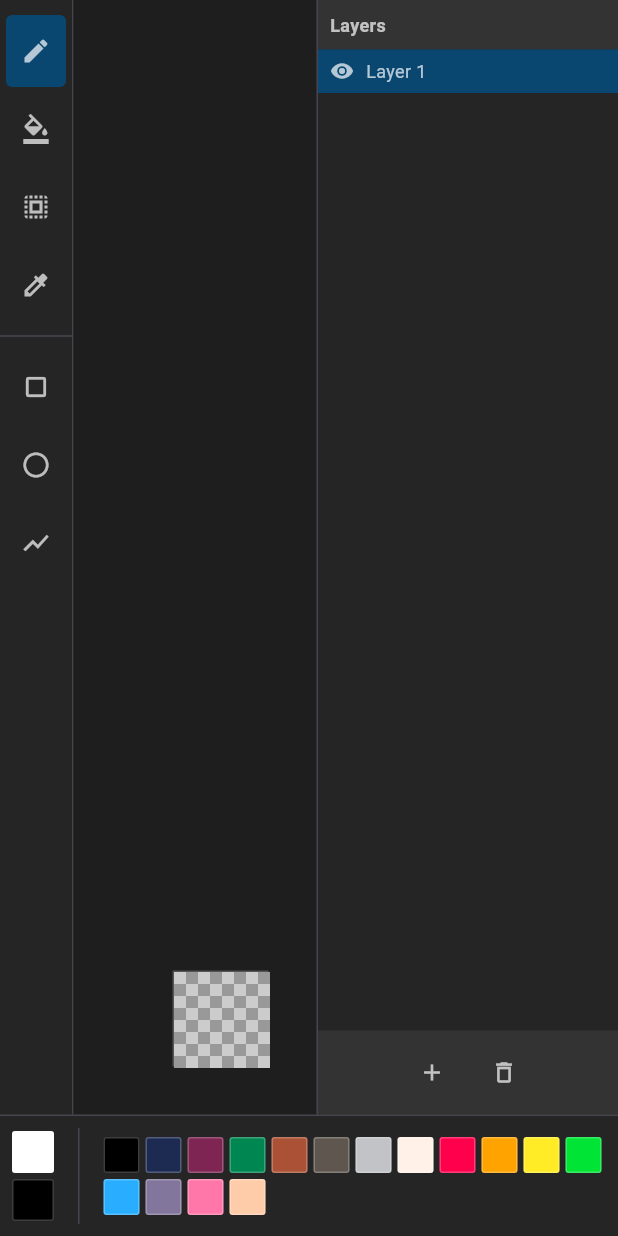
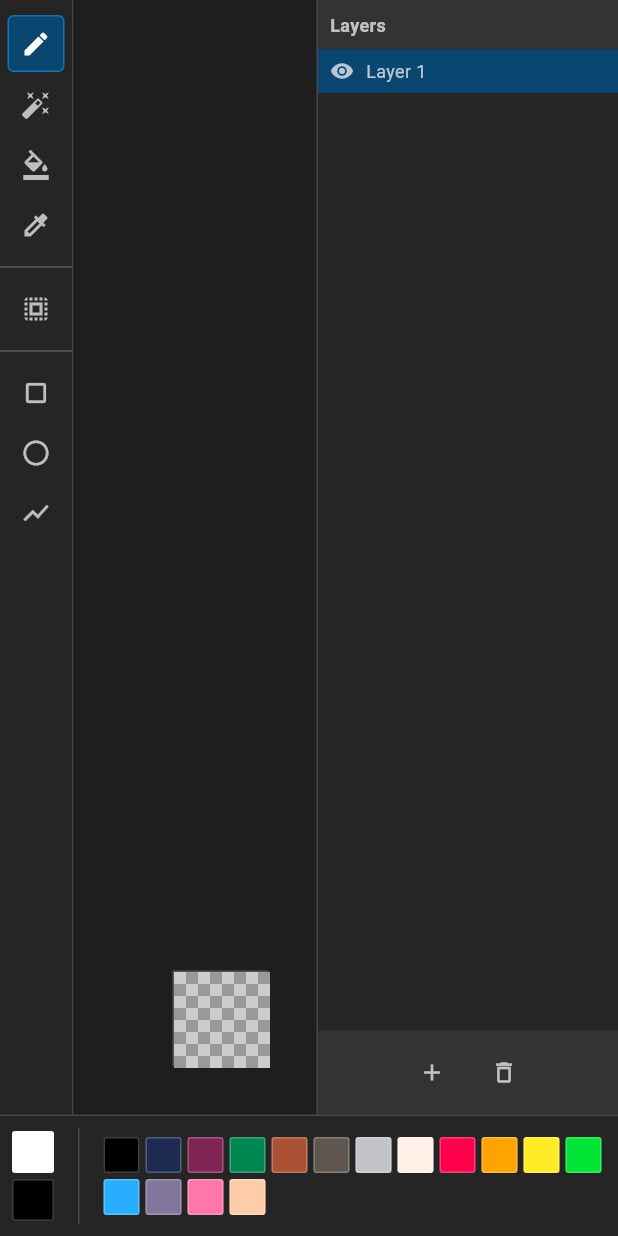
Before and after one commit to johann-taberlet/pixelforge, a Flutter app: the screen it shows after launch, after a tap on the "edit" icon, on a phone screen of 412 x 824 dp. Run offline on Flutter 3.47's test engine with Material 3 defaults, Android fonts, the phone set to English and light mode, and no system bars; missing offline and left inert: dart:js_interop.

Commit message:
feat: Wire toolbar to tool selection
- Add ToolType enum to EditorState with pencil, eraser, fill, colorPicker,
  selection, rectangle, ellipse, and line tools
- Add activeTool getter and setActiveTool() method to EditorState
- Update ToolbarPanel to use Provider/Consumer for reactive updates
- Wire toolbar buttons to call setActiveTool() on tap
- Visual feedback: selected tool has highlighted background and border

```diff
--- a/lib/state/editor_state.dart
+++ b/lib/state/editor_state.dart
@@ -5,6 +5,18 @@ import '../core/document/document.dart';
 /// Editor state managed by Provider.
 ///
 /// Contains the active sprite, current frame/layer selection, and view state.
+/// Available tool types in the editor.
+enum ToolType {
+  pencil,
+  eraser,
+  fill,
+  colorPicker,
+  selection,
+  rectangle,
+  ellipse,
+  line,
+}
+
 class EditorState extends ChangeNotifier {
   Sprite? _sprite;
   int _currentLayerIndex = 0;
@@ -12,6 +24,7 @@ class EditorState extends ChangeNotifier {
   double _zoom = 1.0;
   double _panX = 0.0;
   double _panY = 0.0;
+  ToolType _activeTool = ToolType.pencil;
 
   /// The active sprite document.
   Sprite? get sprite => _sprite;
@@ -30,6 +43,16 @@ class EditorState extends ChangeNotifier {
 
   /// Vertical pan offset.
   double get panY => _panY;
+
+  /// Currently active tool.
+  ToolType get activeTool => _activeTool;
+
+  /// Sets the active tool.
+  void setActiveTool(ToolType tool) {
+    if (_activeTool == tool) return;
+    _activeTool = tool;
+    notifyListeners();
+  }
 
   /// Current layer (if sprite is loaded).
   Layer? get currentLayer {
--- a/lib/ui/panels/toolbar_panel.dart
+++ b/lib/ui/panels/toolbar_panel.dart
@@ -1,6 +1,13 @@
 import 'package:flutter/material.dart';
+import 'package:provider/provider.dart';
 
-/// Placeholder toolbar panel with tool buttons.
+import '../../state/editor_state.dart';
+
+/// Toolbar panel with tool selection buttons.
+///
+/// Features:
+/// - Visual feedback for selected tool
+/// - Wired to EditorState.setActiveTool()
 class ToolbarPanel extends StatelessWidget {
   const ToolbarPanel({super.key});
 
@@ -8,18 +15,64 @@ class ToolbarPanel extends StatelessWidget {
   Widget build(BuildContext context) {
     return Container(
       color: const Color(0xFF252526),
-      child: Column(
+      child: Consumer<EditorState>(
+        builder: (context, state, _) {
+          return Column(
             children: [
               const SizedBox(height: 8),
-          _ToolButton(icon: Icons.edit, tooltip: 'Pencil', selected: true),
-          _ToolButton(icon: Icons.format_color_fill, tooltip: 'Bucket'),
-          _ToolButton(icon: Icons.select_all, tooltip: 'Selection'),
-          _ToolButton(icon: Icons.colorize, tooltip: 'Eyedropper'),
-          const Divider(height: 16),
-          _ToolButton(icon: Icons.crop_square, tooltip: 'Rectangle'),
-          _ToolButton(icon: Icons.circle_outlined, tooltip: 'Ellipse'),
-          _ToolButton(icon: Icons.show_chart, tooltip: 'Line'),
+              _ToolButton(
+                icon: Icons.edit,
+                tooltip: 'Pencil',
+                selected: state.activeTool == ToolType.pencil,
+                onTap: () => state.setActiveTool(ToolType.pencil),
+              ),
+              _ToolButton(
+                icon: Icons.auto_fix_high,
+                tooltip: 'Eraser',
+                selected: state.activeTool == ToolType.eraser,
+                onTap: () => state.setActiveTool(ToolType.eraser),
+              ),
+              _ToolButton(
+                icon: Icons.format_color_fill,
+                tooltip: 'Fill',
+                selected: state.activeTool == ToolType.fill,
+                onTap: () => state.setActiveTool(ToolType.fill),
+              ),
+              _ToolButton(
+                icon: Icons.colorize,
+                tooltip: 'Color Picker',
+                selected: state.activeTool == ToolType.colorPicker,
+                onTap: () => state.setActiveTool(ToolType.colorPicker),
+              ),
+              const Divider(height: 16, color: Colors.white24),
+              _ToolButton(
+                icon: Icons.select_all,
+                tooltip: 'Selection',
+                selected: state.activeTool == ToolType.selection,
+                onTap: () => state.setActiveTool(ToolType.selection),
+              ),
+              const Divider(height: 16, color: Colors.white24),
+              _ToolButton(
+                icon: Icons.crop_square,
+                tooltip: 'Rectangle',
+                selected: state.activeTool == ToolType.rectangle,
+                onTap: () => state.setActiveTool(ToolType.rectangle),
+              ),
+              _ToolButton(
+                icon: Icons.circle_outlined,
+                tooltip: 'Ellipse',
+                selected: state.activeTool == ToolType.ellipse,
+                onTap: () => state.setActiveTool(ToolType.ellipse),
+              ),
+              _ToolButton(
+                icon: Icons.show_chart,
+                tooltip: 'Line',
+                selected: state.activeTool == ToolType.line,
+                onTap: () => state.setActiveTool(ToolType.line),
+              ),
             ],
+          );
+        },
       ),
     );
   }
@@ -29,29 +82,36 @@ class _ToolButton extends StatelessWidget {
   final IconData icon;
   final String tooltip;
   final bool selected;
+  final VoidCallback onTap;
 
   const _ToolButton({
     required this.icon,
     required this.tooltip,
-    this.selected = false,
+    required this.selected,
+    required this.onTap,
   });
 
   @override
   Widget build(BuildContext context) {
     return Tooltip(
       message: tooltip,
+      child: GestureDetector(
+        onTap: onTap,
         child: Container(
           margin: const EdgeInsets.symmetric(vertical: 2, horizontal: 4),
+          padding: const EdgeInsets.all(8),
           decoration: BoxDecoration(
             color: selected ? const Color(0xFF094771) : Colors.transparent,
             borderRadius: BorderRadius.circular(4),
+            border: selected
+                ? Border.all(color: const Color(0xFF1177BB), width: 1)
+                : null,
           ),
-        child: IconButton(
-          icon: Icon(icon, size: 20),
-          color: Colors.white70,
-          onPressed: () {
-            // TODO: Implement tool selection
-          },
+          child: Icon(
+            icon,
+            size: 20,
+            color: selected ? Colors.white : Colors.white70,
+          ),
         ),
       ),
     );
```
Lines whose indentation alone changed are shown as unchanged.
